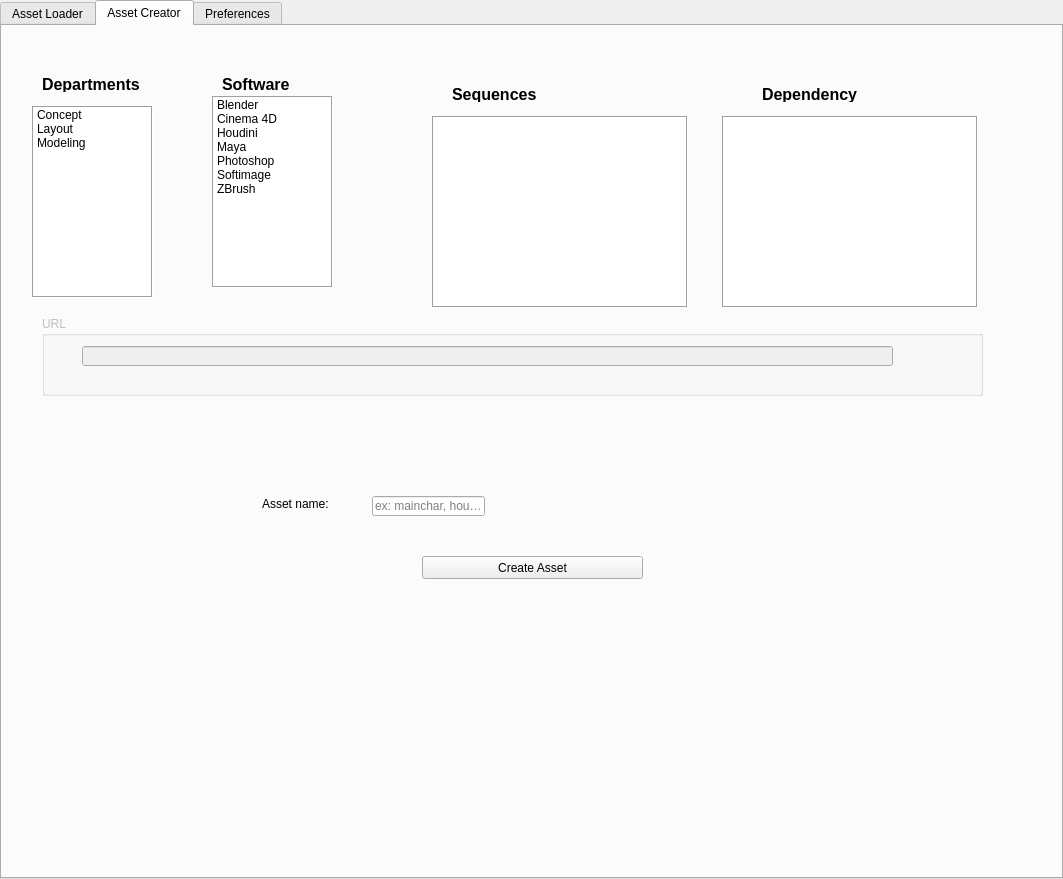
Before: the Qt Designer form media/main_window.ui in all-in-one-of/project_manager, drawn with Qt 5.
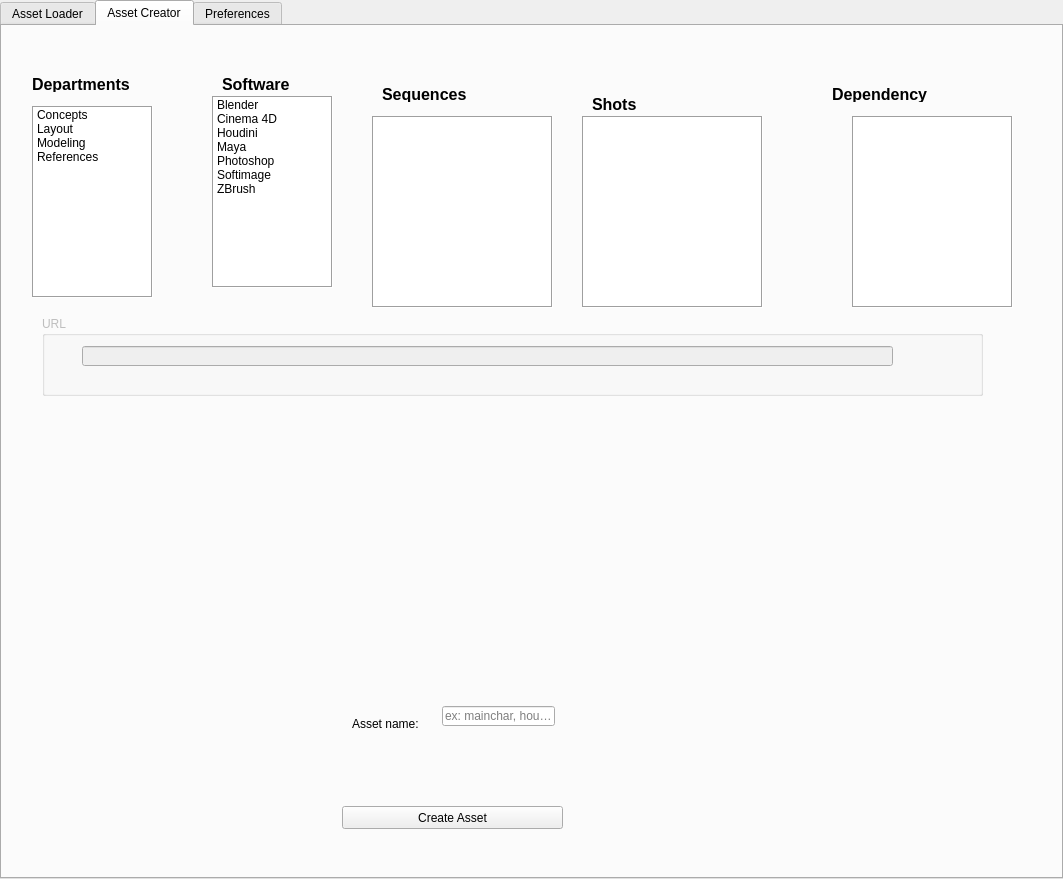
After: the same form once the commit is applied. The open tabs and pages were chosen to show the change.

Commit message: Started working on the reference tool and asset creation.

Diff of the .ui file:
```diff
--- a/media/main_window.ui
+++ b/media/main_window.ui
@@ -1104,8 +1104,8 @@
          <widget class="QPushButton" name="createAssetBtn">
           <property name="geometry">
            <rect>
-            <x>420</x>
-            <y>530</y>
+            <x>340</x>
+            <y>780</y>
             <width>221</width>
             <height>23</height>
            </rect>
@@ -1131,7 +1131,7 @@
           </property>
           <item>
            <property name="text">
-            <string>Concept</string>
+            <string>Concepts</string>
            </property>
           </item>
           <item>
@@ -1144,6 +1144,11 @@
             <string>Modeling</string>
            </property>
           </item>
+          <item>
+           <property name="text">
+            <string>References</string>
+           </property>
+          </item>
          </widget>
          <widget class="QListWidget" name="softwareCreationList">
           <property name="geometry">
@@ -1199,8 +1204,8 @@
          <widget class="QLineEdit" name="assetNameCreationLineEdit">
           <property name="geometry">
            <rect>
-            <x>370</x>
-            <y>470</y>
+            <x>440</x>
+            <y>680</y>
             <width>113</width>
             <height>20</height>
            </rect>
@@ -1212,8 +1217,8 @@
          <widget class="QLabel" name="assetNameCreationLbl">
           <property name="geometry">
            <rect>
-            <x>260</x>
-            <y>470</y>
+            <x>350</x>
+            <y>690</y>
             <width>81</width>
             <height>16</height>
            </rect>
@@ -1231,9 +1236,9 @@
           </property>
           <property name="geometry">
            <rect>
-            <x>720</x>
+            <x>850</x>
             <y>90</y>
-            <width>256</width>
+            <width>161</width>
             <height>192</height>
            </rect>
           </property>
@@ -1247,9 +1252,9 @@
          <widget class="QListWidget" name="seqCreationList">
           <property name="geometry">
            <rect>
-            <x>430</x>
+            <x>370</x>
             <y>90</y>
-            <width>256</width>
+            <width>181</width>
             <height>192</height>
            </rect>
           </property>
@@ -1263,9 +1268,9 @@
          <widget class="QLabel" name="sequencesCreationLbl">
           <property name="geometry">
            <rect>
-            <x>450</x>
+            <x>380</x>
             <y>60</y>
-            <width>121</width>
+            <width>91</width>
             <height>16</height>
            </rect>
           </property>
@@ -1286,9 +1291,9 @@
          <widget class="QLabel" name="dependencyCreationLbl">
           <property name="geometry">
            <rect>
-            <x>760</x>
+            <x>830</x>
             <y>60</y>
-            <width>151</width>
+            <width>111</width>
             <height>16</height>
            </rect>
           </property>
@@ -1309,7 +1314,7 @@
          <widget class="QLabel" name="departmentCreationLbl">
           <property name="geometry">
            <rect>
-            <x>40</x>
+            <x>30</x>
             <y>50</y>
             <width>111</width>
             <height>16</height>
@@ -1334,7 +1339,7 @@
            <rect>
             <x>220</x>
             <y>50</y>
-            <width>91</width>
+            <width>81</width>
             <height>16</height>
            </rect>
           </property>
@@ -1387,6 +1392,45 @@
            </property>
           </widget>
          </widget>
+         <widget class="QListWidget" name="shotCreationList">
+          <property name="geometry">
+           <rect>
+            <x>580</x>
+            <y>90</y>
+            <width>181</width>
+            <height>192</height>
+           </rect>
+          </property>
+          <property name="frameShape">
+           <enum>QFrame::Box</enum>
+          </property>
+          <property name="sortingEnabled">
+           <bool>false</bool>
+          </property>
+         </widget>
+         <widget class="QLabel" name="shotCreationLbl">
+          <property name="geometry">
+           <rect>
+            <x>590</x>
+            <y>70</y>
+            <width>51</width>
+            <height>16</height>
+           </rect>
+          </property>
+          <property name="font">
+           <font>
+            <pointsize>12</pointsize>
+            <weight>75</weight>
+            <bold>true</bold>
+           </font>
+          </property>
+          <property name="frameShape">
+           <enum>QFrame::NoFrame</enum>
+          </property>
+          <property name="text">
+           <string>Shots</string>
+          </property>
+         </widget>
         </widget>
         <widget class="QWidget" name="preferencesTab">
          <attribute name="title">
```
Left out of the diff: 54 changed lines with no effect on the pictures. The commit also changes 2 other files.
